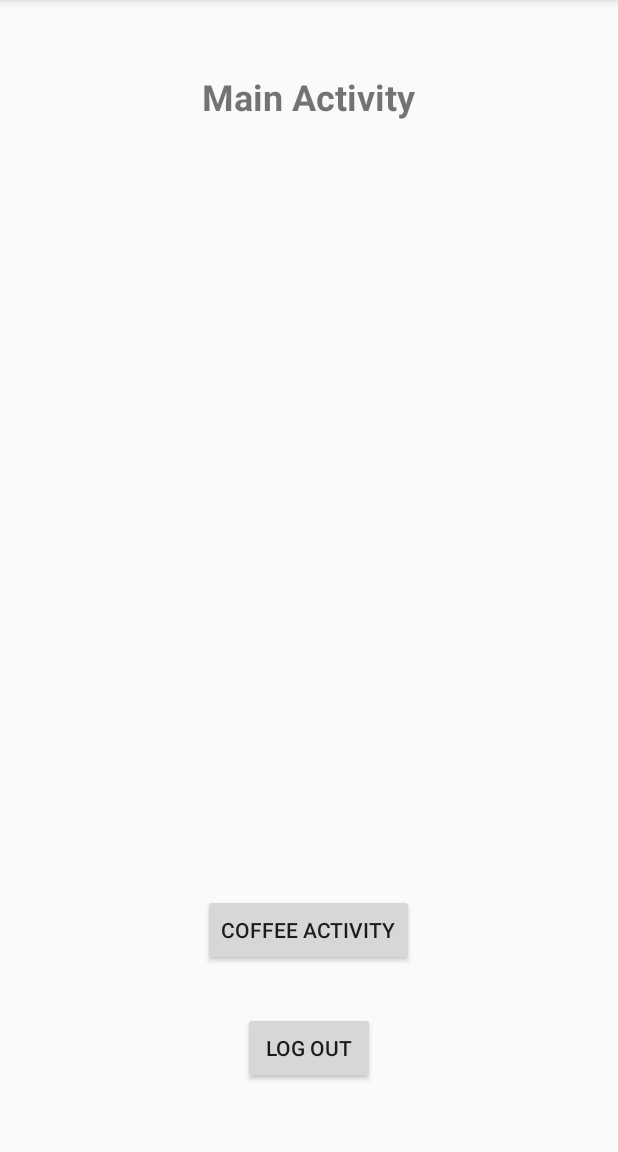
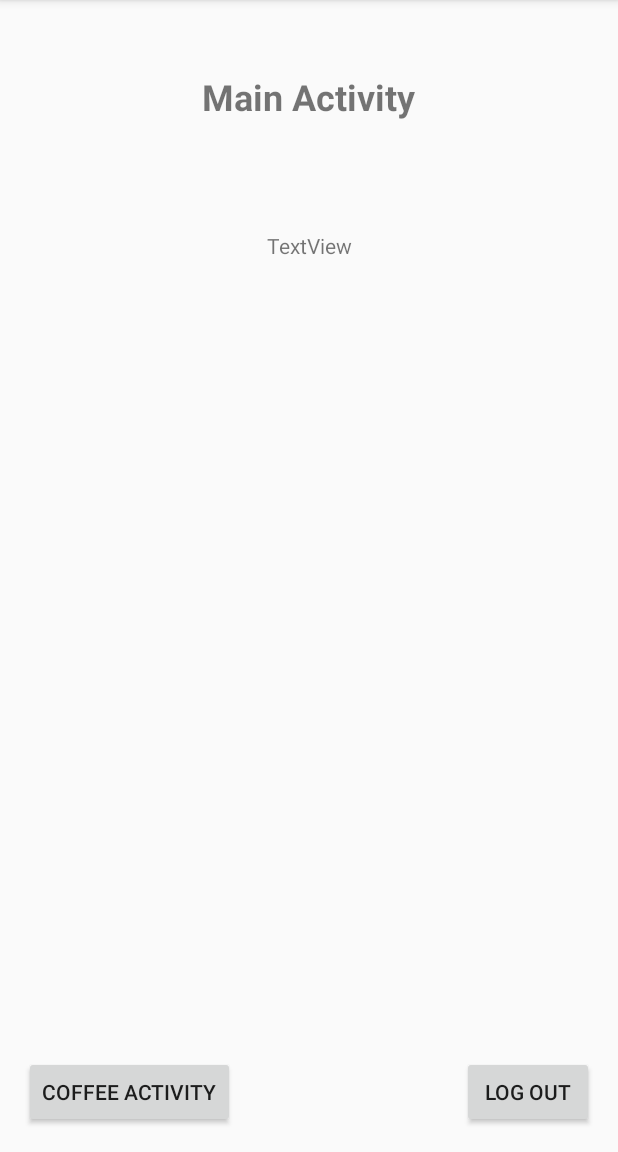
Before and after one commit to rmnss/LunchApp, an Android app: the MainActivity screen opened directly, with no data from a screen before it, on a phone screen of 412 x 824 dp, the part 84-1236 px from its top. Run offline under Robolectric (Android 15) with nearby library versions, the phone set to English and light mode, and no system bars; our stand-ins replace Volley; network calls fail; 1 statement that could not run was skipped.

Commit message:
Meny funker m/scrollview

```diff
--- a/app/src/main/res/layout/activity_main.xml
+++ b/app/src/main/res/layout/activity_main.xml
@@ -18,7 +18,16 @@
         android:textSize="24sp"
         android:layout_alignParentTop="true"
         android:layout_centerHorizontal="true"
-        android:layout_marginTop="32dp" />
+        android:layout_marginTop="32dp"
+        android:id="@+id/tvMain" />
+
+    <Button
+        android:text="Log out"
+        android:layout_width="wrap_content"
+        android:layout_height="wrap_content"
+        android:id="@+id/btnLogOut"
+        android:layout_alignParentBottom="true"
+        android:layout_alignParentEnd="true" />
 
     <Button
         android:text="Coffee Activity"
@@ -26,17 +35,25 @@
         android:layout_width="wrap_content"
         android:layout_height="wrap_content"
         android:id="@+id/btnQR"
-        android:layout_marginBottom="108dp"
         android:layout_alignParentBottom="true"
-        android:layout_centerHorizontal="true" />
+        android:layout_alignParentStart="true" />
 
-    <Button
-        android:text="Log out"
-        android:layout_width="wrap_content"
-        android:layout_height="wrap_content"
-        android:id="@+id/btnLogOut"
-        android:layout_marginBottom="29dp"
-        android:layout_alignParentBottom="true"
-        android:layout_centerHorizontal="true" />
+    <ScrollView
+        android:layout_width="match_parent"
+        android:layout_height="match_parent"
+        android:layout_below="@+id/tvMain"
+        android:layout_alignParentStart="true"
+        android:layout_above="@+id/btnLogOut">
+
+
+        <TextView
+            android:text="TextView"
+            android:layout_width="match_parent"
+            android:layout_height="wrap_content"
+            android:id="@+id/lstView"
+            android:layout_centerHorizontal="true"
+            android:layout_marginTop="73dp"
+            android:gravity="center"/>
+    </ScrollView>
 
 </RelativeLayout>
```
Also changed, not shown: app/src/main/java/com/hfda/LunchApp/activity/MainActivity.java (+30 -19 lines).
